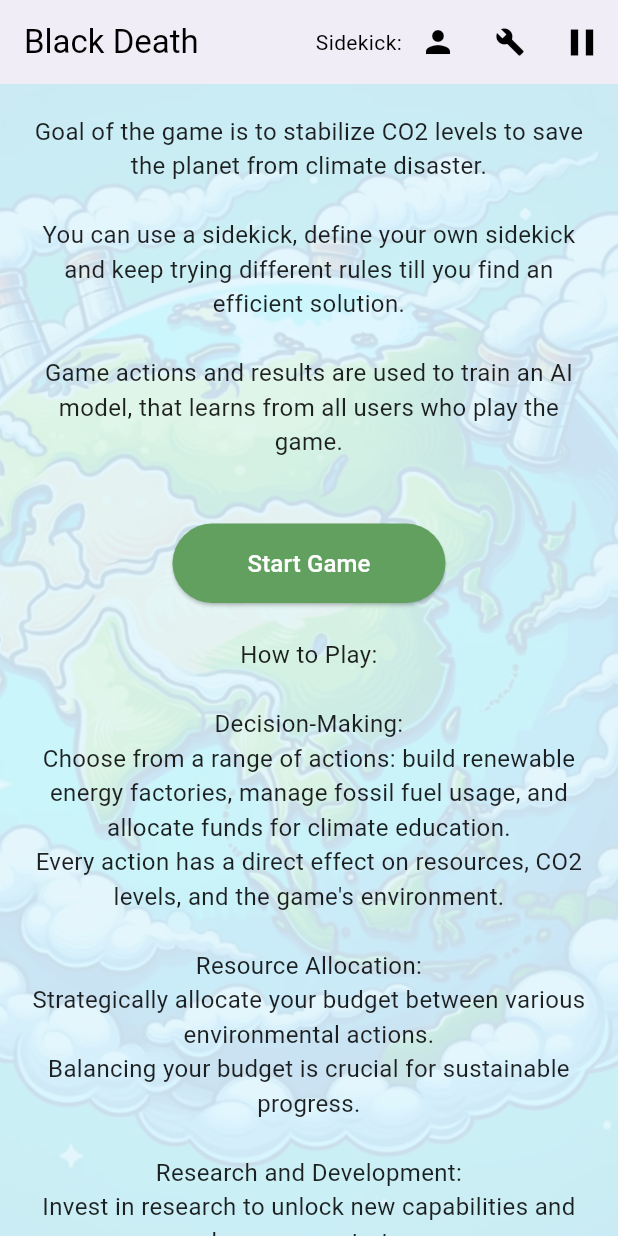
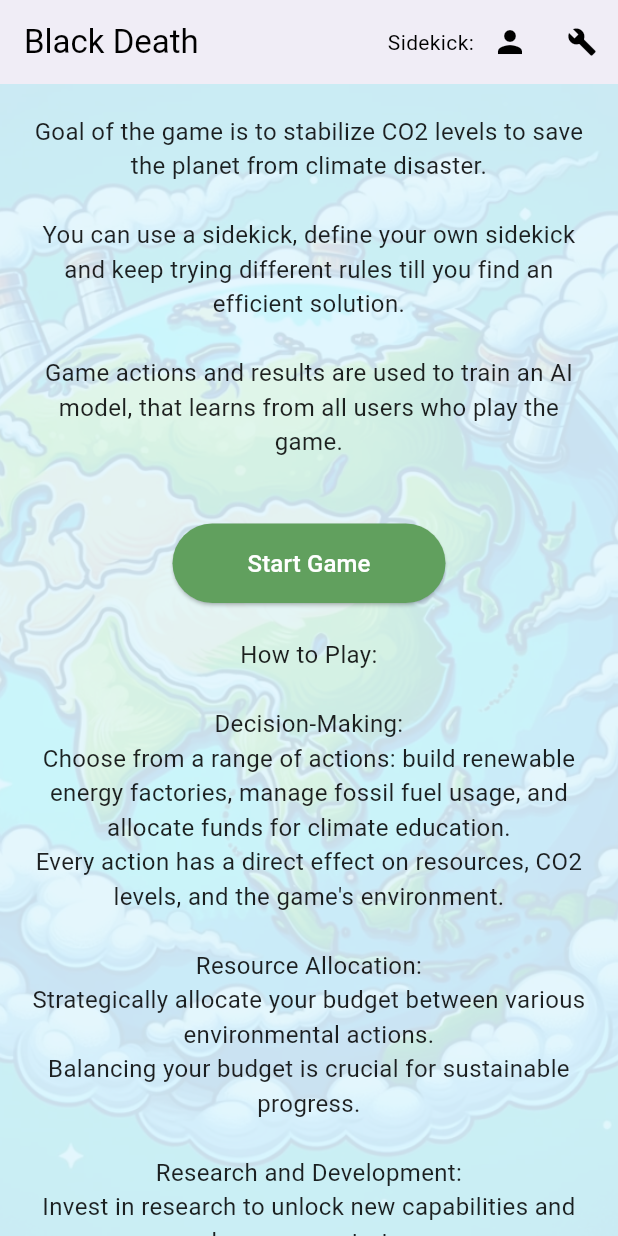
Before and after one commit to risheeboy/black_death, a Flutter app: the screen it shows after launch, on a phone screen of 412 x 824 dp. Run offline on Flutter 3.47's test engine with Material 3 defaults, Android fonts, the light colour scheme and no system bars; our stand-ins replace audioplayers, cloud_firestore, firebase_core, fl_chart, percent_indicator, shared_preferences; accounts and stored records are empty; generated files the repository leaves out were written again.

Commit message:
Add architecture diagram and update app bar buttons

```diff
--- a/lib/black_death.dart
+++ b/lib/black_death.dart
@@ -1127,14 +1127,18 @@ class AppBarWidget extends StatelessWidget implements PreferredSizeWidget {
               onPressed: onBuildPressed,
               iconSize: 20,
             ),
-            IconButton(
-              icon: Icon(
-                gameManager.state.runState == RunState.Paused ? Icons.play_arrow : Icons.pause,
-                color: Colors.black,
+            if (gameManager.state.runState == RunState.Running)
+              IconButton(// Pause button
+                icon: Icon(Icons.pause, color: Colors.black),
+                iconSize: 30,
+                onPressed: onPausePressed,
               ),
-              iconSize: 30,
-              onPressed: onPausePressed,
-            ),
+            if (gameManager.state.runState == RunState.Paused)
+              IconButton(// Play button
+                icon: Icon(Icons.play_arrow, color: Colors.black),
+                iconSize: 30,
+                onPressed: onPausePressed,
+              ),
           ],
         ),
       ],
```
Also changed, not shown: 1 other file.
